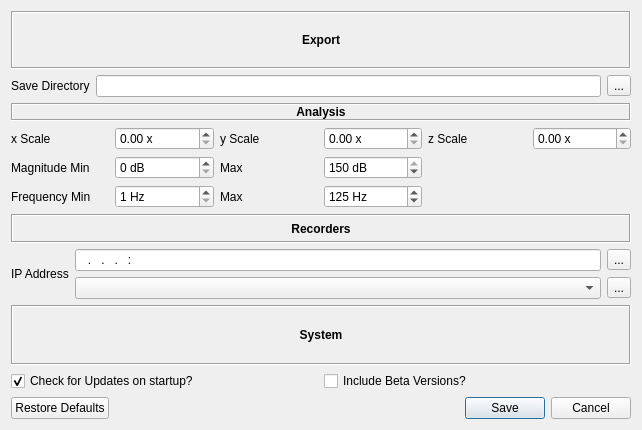
Above: src/main/python/ui/preferences.ui from 3ll3d00d/qvibe-analyser before the change. Below: the same form after it.
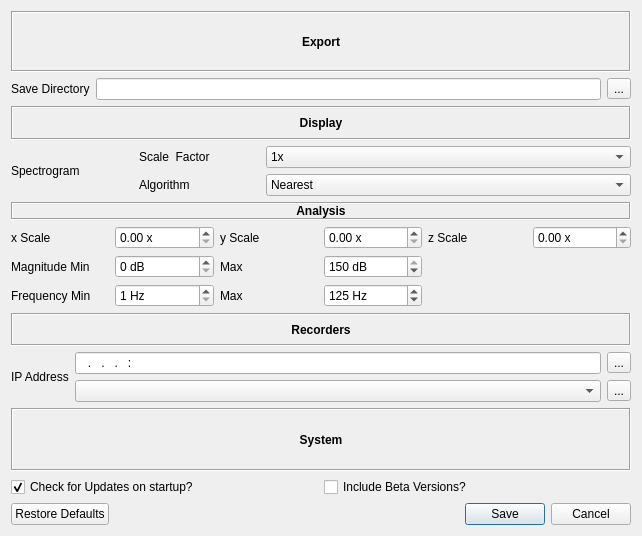
That is the form after the change.

Commit message: make the spectro scaling algorithm configurable #13

What changed in the file:
```diff
--- a/src/main/python/ui/preferences.ui
+++ b/src/main/python/ui/preferences.ui
@@ -7,7 +7,7 @@
     <x>0</x>
     <y>0</y>
     <width>642</width>
-    <height>430</height>
+    <height>536</height>
    </rect>
   </property>
   <property name="windowTitle">
@@ -63,6 +63,116 @@
        </item>
       </layout>
      </item>
+     <item>
+      <layout class="QGridLayout" name="displayPane" rowstretch="0,0,0" columnstretch="1,1,3">
+       <item row="0" column="0" colspan="3">
+        <widget class="QLabel" name="displayLayoutLabel">
+         <property name="font">
+          <font>
+           <weight>75</weight>
+           <bold>true</bold>
+          </font>
+         </property>
+         <property name="frameShape">
+          <enum>QFrame::Box</enum>
+         </property>
+         <property name="frameShadow">
+          <enum>QFrame::Sunken</enum>
+         </property>
+         <property name="text">
+          <string>Display</string>
+         </property>
+         <property name="alignment">
+          <set>Qt::AlignCenter</set>
+         </property>
+        </widget>
+       </item>
+       <item row="1" column="2">
+        <widget class="QComboBox" name="spectroScaleFactor">
+         <item>
+          <property name="text">
+           <string>1x</string>
+          </property>
+         </item>
+         <item>
+          <property name="text">
+           <string>2x</string>
+          </property>
+         </item>
+         <item>
+          <property name="text">
+           <string>4x</string>
+          </property>
+         </item>
+         <item>
+          <property name="text">
+           <string>8x</string>
+          </property>
+         </item>
+         <item>
+          <property name="text">
+           <string>16x</string>
+          </property>
+         </item>
+         <item>
+          <property name="text">
+           <string>32x</string>
+          </property>
+         </item>
+        </widget>
+       </item>
+       <item row="1" column="1">
+        <widget class="QLabel" name="spectroScaleFactorLabel">
+         <property name="text">
+          <string>Scale  Factor</string>
+         </property>
+        </widget>
+       </item>
+       <item row="1" column="0" rowspan="2">
+        <widget class="QLabel" name="spectroScaleLabel">
+         <property name="text">
+          <string>Spectrogram</string>
+         </property>
+        </widget>
+       </item>
+       <item row="2" column="2">
+        <widget class="QComboBox" name="spectroScaleAlgo">
+         <item>
+          <property name="text">
+           <string>Nearest</string>
+          </property>
+         </item>
+         <item>
+          <property name="text">
+           <string>Bilinear</string>
+          </property>
+         </item>
+         <item>
+          <property name="text">
+           <string>Hamming</string>
+          </property>
+         </item>
+         <item>
+          <property name="text">
+           <string>Bicubic</string>
+          </property>
+         </item>
+         <item>
+          <property name="text">
+           <string>Lanczos</string>
+          </property>
+         </item>
+        </widget>
+       </item>
+       <item row="2" column="1">
+        <widget class="QLabel" name="spectroScaleAlgoLabel">
+         <property name="text">
+          <string>Algorithm</string>
+         </property>
+        </widget>
+       </item>
+      </layout>
+     </item>
      <item>
       <layout class="QGridLayout" name="analysisPane">
        <item row="1" column="4">
```
The commit also changes 4 other files.
